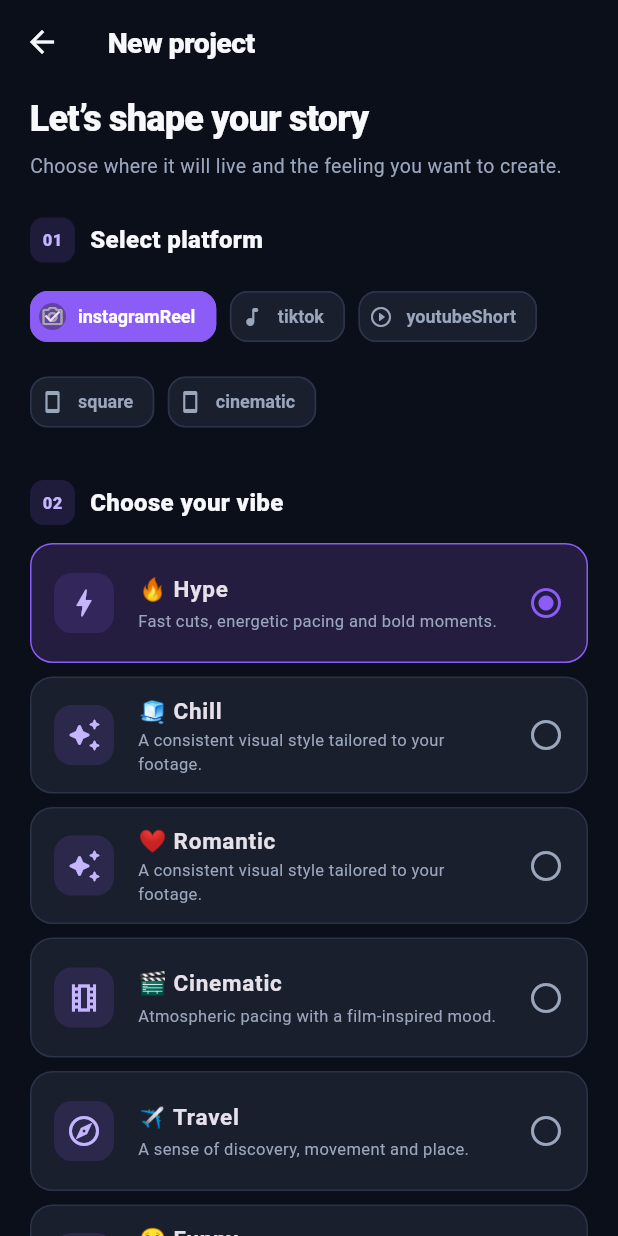
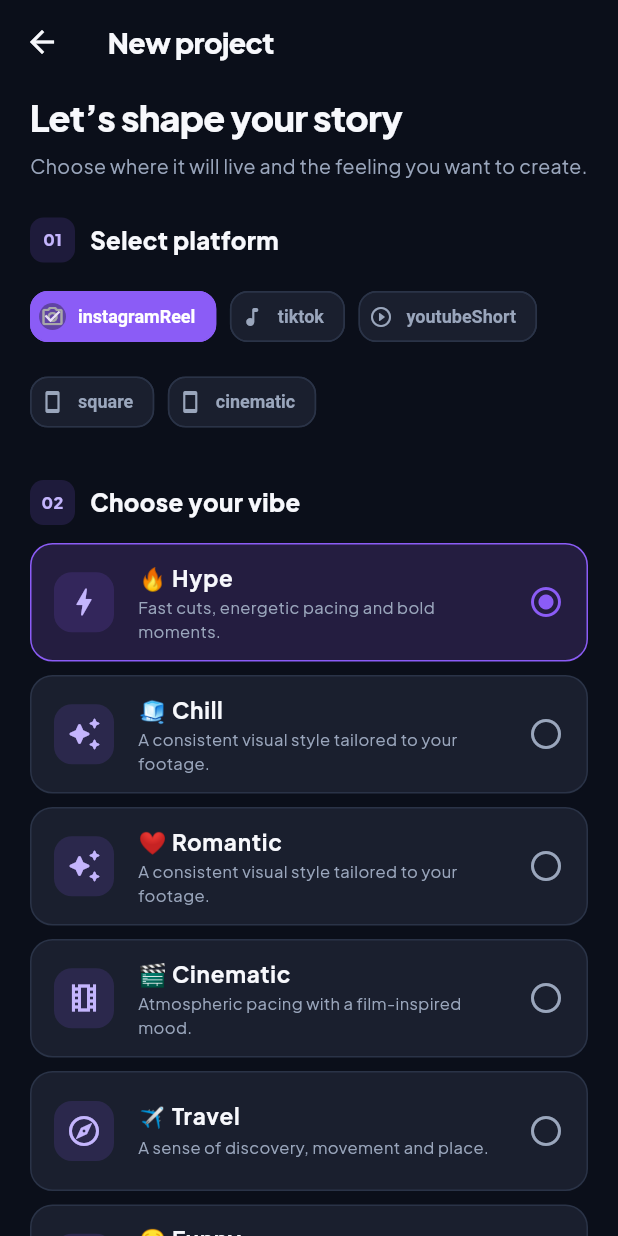
Before and after one commit to eliasmarga50-png/video_editor_interface, a Flutter app: the screen it shows after launch, after a tap on "Create a new project", on a phone screen of 412 x 824 dp. Run offline on Flutter 3.47's test engine with Material 3 defaults, Android fonts, the light colour scheme and no system bars; our stand-ins replace drift, flutter_riverpod, go_router, google_fonts; accounts and stored records are empty; generated files the repository leaves out were written again.

Commit message:
style(theme): Material 3 dark theme with Plus Jakarta Sans, gradient glow and component themes

```diff
--- a/lib/core/theme/theme.dart
+++ b/lib/core/theme/theme.dart
@@ -1,7 +1,7 @@
-
-
-
+import 'package:flutter/cupertino.dart'
+    show CupertinoPageTransitionsBuilder;
 import 'package:flutter/material.dart';
+import 'package:google_fonts/google_fonts.dart';
 
 class CineAITheme {
   CineAITheme._();
@@ -13,11 +13,17 @@
 
   static const Color violet = Color(0xFF8B5CF6);
   static const Color blue = Color(0xFF3B82F6);
+  static const Color lavender = Color(0xFFC4B5FD);
 
   static const Color textPrimary = Color(0xFFF7F8FC);
   static const Color textSecondary = Color(0xFF9AA6BC);
   static const Color border = Color(0xFF2A3347);
   static const Color success = Color(0xFF34D399);
+  static const Color danger = Color(0xFFF87171);
+
+  // Radii
+  static const double cardRadius = 16;
+  static const double buttonRadius = 12;
 
   // Shared brand gradient
   static const LinearGradient accentGradient = LinearGradient(
@@ -26,36 +32,104 @@
     end: Alignment.bottomRight,
   );
 
+  // Subtle card shadow
+  static const List<BoxShadow> softShadow = [
+    BoxShadow(
+      color: Color(0x33000000),
+      blurRadius: 18,
+      offset: Offset(0, 8),
+    ),
+  ];
+
+  // Violet → blue glow used by primary buttons and FABs
+  static List<BoxShadow> glow({double alpha = .35, double blur = 24}) {
+    return [
+      BoxShadow(
+        color: violet.withValues(alpha: alpha),
+        blurRadius: blur,
+        offset: const Offset(-3, 8),
+      ),
+      BoxShadow(
+        color: blue.withValues(alpha: alpha * .7),
+        blurRadius: blur * 1.2,
+        offset: const Offset(4, 10),
+      ),
+    ];
+  }
+
   // Main application theme
   static ThemeData get dark {
     final ColorScheme scheme = ColorScheme.fromSeed(
       seedColor: violet,
       brightness: Brightness.dark,
       surface: surface,
+    ).copyWith(
+      primary: violet,
+      secondary: blue,
+      surface: surface,
+      onSurface: textPrimary,
+      outline: border,
     );
+
+    final TextTheme base = GoogleFonts.plusJakartaSansTextTheme(
+      ThemeData(brightness: Brightness.dark).textTheme,
+    );
+
+    final TextTheme textTheme = base
+        .copyWith(
+          headlineLarge: base.headlineLarge?.copyWith(
+            fontSize: 30,
+            height: 1.15,
+            fontWeight: FontWeight.w800,
+            letterSpacing: -1,
+          ),
+          headlineMedium: base.headlineMedium?.copyWith(
+            fontSize: 24,
+            height: 1.2,
+            fontWeight: FontWeight.w800,
+            letterSpacing: -0.5,
+          ),
+          titleLarge: base.titleLarge?.copyWith(
+            fontSize: 18,
+            fontWeight: FontWeight.w700,
+          ),
+          titleMedium: base.titleMedium?.copyWith(
+            fontSize: 15,
+            fontWeight: FontWeight.w700,
+          ),
+          bodyLarge: base.bodyLarge?.copyWith(fontSize: 15, height: 1.45),
+          bodyMedium: base.bodyMedium?.copyWith(fontSize: 13, height: 1.45),
+          bodySmall: base.bodySmall?.copyWith(fontSize: 11, height: 1.4),
+        )
+        .apply(bodyColor: textPrimary, displayColor: textPrimary);
 
     return ThemeData(
       useMaterial3: true,
       brightness: Brightness.dark,
-
-      colorScheme: scheme.copyWith(
-        primary: violet,
-        secondary: blue,
-        surface: surface,
-      ),
-
+      colorScheme: scheme,
       scaffoldBackgroundColor: background,
       canvasColor: background,
       dividerColor: border,
+      textTheme: textTheme,
+      primaryTextTheme: textTheme,
+
+      // Smooth route transitions
+      pageTransitionsTheme: const PageTransitionsTheme(
+        builders: {
+          TargetPlatform.android: ZoomPageTransitionsBuilder(),
+          TargetPlatform.iOS: CupertinoPageTransitionsBuilder(),
+        },
+      ),
 
       // App bars
-      appBarTheme: const AppBarTheme(
+      appBarTheme: AppBarTheme(
         backgroundColor: background,
         foregroundColor: textPrimary,
         elevation: 0,
+        scrolledUnderElevation: 0,
         centerTitle: false,
         surfaceTintColor: Colors.transparent,
-        titleTextStyle: TextStyle(
+        titleTextStyle: textTheme.titleLarge?.copyWith(
           color: textPrimary,
           fontSize: 19,
           fontWeight: FontWeight.w800,
@@ -69,48 +143,15 @@
         elevation: 0,
         margin: EdgeInsets.zero,
         shape: RoundedRectangleBorder(
-          borderRadius: BorderRadius.circular(16),
+          borderRadius: BorderRadius.circular(cardRadius),
           side: const BorderSide(color: border),
         ),
       ),
 
-      // Typography
-      textTheme: const TextTheme(
-        headlineLarge: TextStyle(
-          fontSize: 30,
-          height: 1.15,
-          fontWeight: FontWeight.w800,
-          letterSpacing: -1,
-        ),
-        headlineMedium: TextStyle(
-          fontSize: 24,
-          height: 1.2,
-          fontWeight: FontWeight.w800,
-          letterSpacing: -0.5,
-        ),
-        titleLarge: TextStyle(
-          fontSize: 18,
-          fontWeight: FontWeight.w700,
-        ),
-        titleMedium: TextStyle(
-          fontSize: 15,
-          fontWeight: FontWeight.w700,
-        ),
-        bodyLarge: TextStyle(
-          fontSize: 15,
-          height: 1.45,
-        ),
-        bodyMedium: TextStyle(
-          fontSize: 13,
-          height: 1.45,
-        ),
-        bodySmall: TextStyle(
-          fontSize: 11,
-          height: 1.4,
-        ),
-      ).apply(
-        bodyColor: textPrimary,
-        displayColor: textPrimary,
+      dividerTheme: const DividerThemeData(
+        color: border,
+        thickness: 1,
+        space: 1,
       ),
 
       // Primary buttons
@@ -119,12 +160,9 @@
           backgroundColor: violet,
           foregroundColor: Colors.white,
           minimumSize: const Size(48, 52),
-          padding: const EdgeInsets.symmetric(
-            horizontal: 18,
-            vertical: 14,
-          ),
+          padding: const EdgeInsets.symmetric(horizontal: 18, vertical: 14),
           shape: RoundedRectangleBorder(
-            borderRadius: BorderRadius.circular(12),
+            borderRadius: BorderRadius.circular(buttonRadius),
           ),
           textStyle: const TextStyle(
             fontSize: 14,
@@ -140,7 +178,25 @@
           side: const BorderSide(color: border),
           minimumSize: const Size(48, 48),
           shape: RoundedRectangleBorder(
-            borderRadius: BorderRadius.circular(12),
+            borderRadius: BorderRadius.circular(buttonRadius),
+          ),
+          textStyle: const TextStyle(
+            fontSize: 13,
+            fontWeight: FontWeight.w700,
+          ),
+        ),
+      ),
+
+      // Text buttons
+      textButtonTheme: TextButtonThemeData(
+        style: TextButton.styleFrom(
+          foregroundColor: lavender,
+          textStyle: const TextStyle(
+            fontSize: 12,
+            fontWeight: FontWeight.w700,
+          ),
+          shape: RoundedRectangleBorder(
+            borderRadius: BorderRadius.circular(buttonRadius),
           ),
         ),
       ),
@@ -149,68 +205,84 @@
       inputDecorationTheme: InputDecorationTheme(
         filled: true,
         fillColor: surfaceElevated,
-        hintStyle: const TextStyle(
-          color: textSecondary,
-        ),
+        hintStyle: const TextStyle(color: textSecondary),
         contentPadding: const EdgeInsets.all(16),
         border: OutlineInputBorder(
-          borderRadius: BorderRadius.circular(14),
+          borderRadius: BorderRadius.circular(buttonRadius + 2),
           borderSide: const BorderSide(color: border),
         ),
         enabledBorder: OutlineInputBorder(
-          borderRadius: BorderRadius.circular(14),
+          borderRadius: BorderRadius.circular(buttonRadius + 2),
           borderSide: const BorderSide(color: border),
         ),
         focusedBorder: OutlineInputBorder(
-          borderRadius: BorderRadius.circular(14),
-          borderSide: const BorderSide(
-            color: violet,
-            width: 1.4,
-          ),
+          borderRadius: BorderRadius.circular(buttonRadius + 2),
+          borderSide: const BorderSide(color: violet, width: 1.4),
         ),
       ),
 
-      // Selection chips
+      // Selection chips (Material chips; custom GradientChip is preferred)
       chipTheme: ChipThemeData(
         backgroundColor: surfaceElevated,
         selectedColor: violet,
-        labelStyle: const TextStyle(
-          fontSize: 12,
-          fontWeight: FontWeight.w600,
-        ),
+        labelStyle: const TextStyle(fontSize: 12, fontWeight: FontWeight.w600),
         side: const BorderSide(color: border),
         shape: RoundedRectangleBorder(
-          borderRadius: BorderRadius.circular(12),
+          borderRadius: BorderRadius.circular(buttonRadius),
         ),
-        padding: const EdgeInsets.symmetric(
-          horizontal: 5,
-          vertical: 7,
-        ),
+        padding: const EdgeInsets.symmetric(horizontal: 5, vertical: 7),
       ),
 
-      // Duration and sensitivity sliders
-      sliderTheme: const SliderThemeData(
+      // Sliders
+      sliderTheme: SliderThemeData(
+        trackHeight: 6,
         activeTrackColor: violet,
         inactiveTrackColor: border,
         thumbColor: Colors.white,
-        overlayColor: Color(0x338B5CF6),
+        overlayColor: const Color(0x338B5CF6),
+        thumbShape: const RoundSliderThumbShape(
+          enabledThumbRadius: 10,
+          elevation: 4,
+        ),
+        overlayShape: const RoundSliderOverlayShape(overlayRadius: 22),
+        trackShape: const RoundedRectSliderTrackShape(),
+        tickMarkShape: SliderTickMarkShape.noTickMark,
       ),
 
-      // Settings switches
+      // Switches
       switchTheme: SwitchThemeData(
-        thumbColor: WidgetStateProperty.resolveWith<Color?>(
-          (states) {
-            return states.contains(WidgetState.selected)
-                ? Colors.white
-                : textSecondary;
-          },
+        thumbColor: WidgetStateProperty.resolveWith<Color?>((states) {
+          return states.contains(WidgetState.selected)
+              ? Colors.white
+              : textSecondary;
+        }),
+        trackColor: WidgetStateProperty.resolveWith<Color?>((states) {
+          return states.contains(WidgetState.selected)
+              ? violet
+              : surfaceElevated;
+        }),
+        trackOutlineColor: WidgetStateProperty.resolveWith<Color?>((states) {
+          return states.contains(WidgetState.selected)
+              ? Colors.transparent
+              : border;
+        }),
+      ),
+
+      progressIndicatorTheme: const ProgressIndicatorThemeData(
+        color: violet,
+        linearTrackColor: surfaceElevated,
+      ),
+
+      snackBarTheme: SnackBarThemeData(
+        behavior: SnackBarBehavior.floating,
+        backgroundColor: surfaceElevated,
+        contentTextStyle: const TextStyle(
+          color: textPrimary,
+          fontWeight: FontWeight.w600,
         ),
-        trackColor: WidgetStateProperty.resolveWith<Color?>(
-          (states) {
-            return states.contains(WidgetState.selected)
-                ? violet
-                : surfaceElevated;
-          },
+        shape: RoundedRectangleBorder(
+          borderRadius: BorderRadius.circular(buttonRadius),
+          side: const BorderSide(color: border),
         ),
       ),
     );
```
